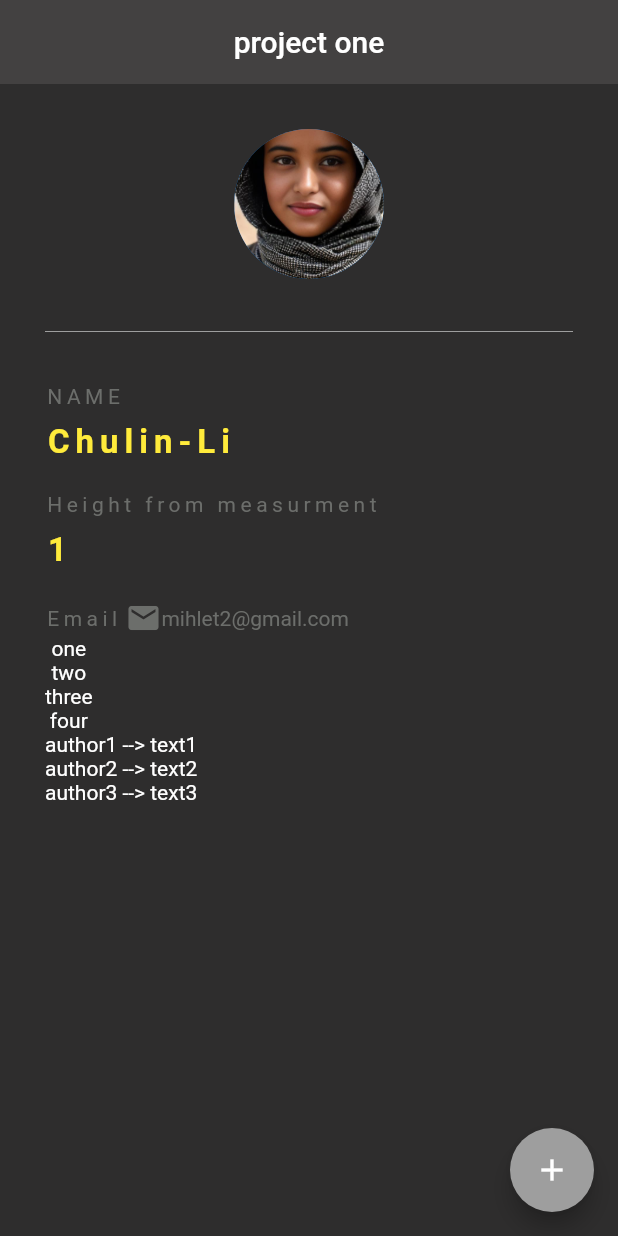
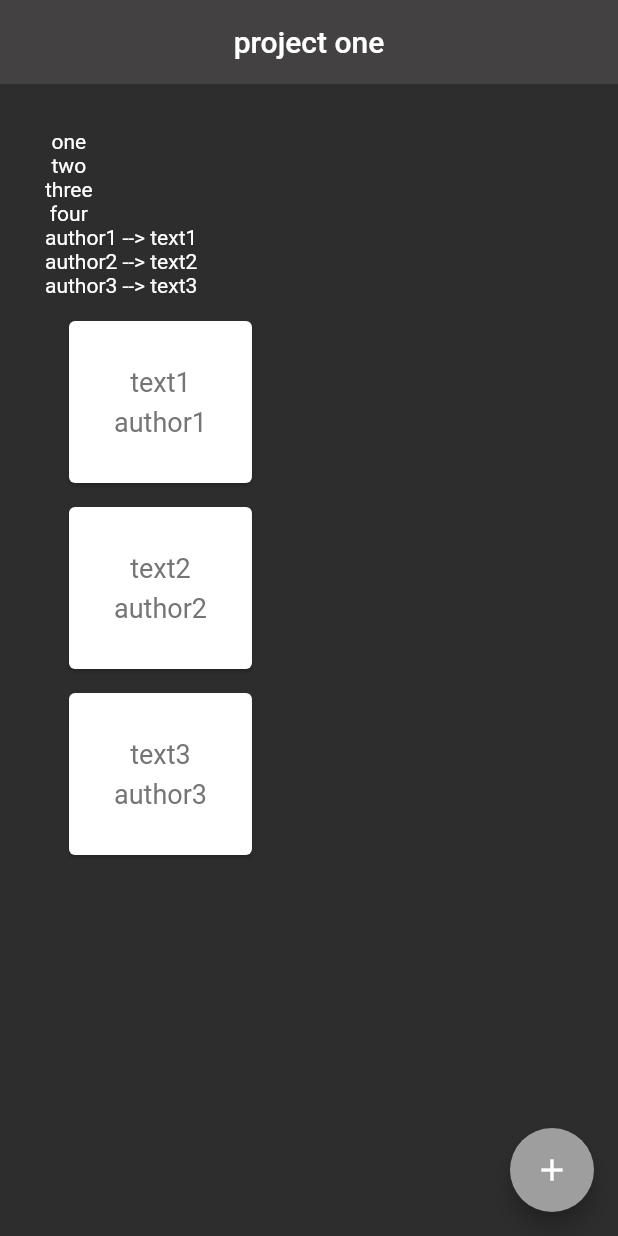
Before and after one commit to mihret1/mobileApp--flutter, a Flutter app: the screen it shows after launch, on a phone screen of 412 x 824 dp. Run offline on Flutter 3.47's test engine with Material 2 defaults, Android fonts, the phone set to English and light mode, and no system bars; missing offline and left inert: dart:html.

Commit message:
add card

```diff
--- a/flutter_application_1/lib/main.dart
+++ b/flutter_application_1/lib/main.dart
@@ -252,8 +252,41 @@ class _HomeState extends State<Home> {
     Qoute(text: 'text2', author: 'author2'),
     Qoute(text: 'text3', author: 'author3'),
 
+  ];
 
-  ];
+Widget quoteTemplate(quote){
+
+  return Card(
+    margin: EdgeInsets.fromLTRB(16, 16, 16, 0),
+    child: Padding(
+      padding: const EdgeInsets.all(30.0),
+      child: Column(
+        children: [
+          Text(quote.text,
+                style: TextStyle(
+                   fontSize: 18,
+                   color: Colors.grey[600]
+           ),
+           ),
+          SizedBox(height: 6,),
+
+          Text(quote.author,
+               style: TextStyle(
+                   fontSize: 18,
+                   color: Colors.grey[600]
+          ),
+          )
+
+        ],
+      ),
+    ),
+  );
+
+}
+
+
+
+
 
   @override
   Widget build(BuildContext context) {
@@ -280,70 +313,72 @@ class _HomeState extends State<Home> {
         child: Column(
           crossAxisAlignment: CrossAxisAlignment.start,
           children: <Widget>[
-            Center(
-              child: CircleAvatar(
-                backgroundImage: AssetImage('assets/fiverr.jpg'),
-                radius: 50,
-              ),
-            ),
-            Divider(color: Colors.grey,height: 70,),
-             Text(
-              'NAME',
-              style: TextStyle(
-                letterSpacing: 3,
-                color: Color.fromARGB(177, 135, 138, 134)
-              ),
-             ),
-             SizedBox(height: 10,),
-              Text(
-              'Chulin-Li',
-              style: TextStyle(
-                letterSpacing: 4,
-                color: Colors.yellow,
-                fontSize: 22,
-                fontWeight: FontWeight.bold,
-              ),
-             ),
-             SizedBox(height: 20,),
+            // Center(
+            //   child: CircleAvatar(
+            //     backgroundImage: AssetImage('assets/fiverr.jpg'),
+            //     radius: 50,
+            //   ),
+            // ),
+            // Divider(color: Colors.grey,height: 70,),
+            //  Text(
+            //   'NAME',
+            //   style: TextStyle(
+            //     letterSpacing: 3,
+            //     color: Color.fromARGB(177, 135, 138, 134)
+            //   ),
+            //  ),
+            //  SizedBox(height: 10,),
+            //   Text(
+            //   'Chulin-Li',
+            //   style: TextStyle(
+            //     letterSpacing: 4,
+            //     color: Colors.yellow,
+            //     fontSize: 22,
+            //     fontWeight: FontWeight.bold,
+            //   ),
+            //  ),
+            //  SizedBox(height: 20,),
 
-             Text(
-              'Height from measurment',
-              style: TextStyle(
-                letterSpacing: 3,
-                color: Color.fromARGB(177, 135, 138, 134)
-              ),
-             ),
-             SizedBox(height: 10,),
-              Text(
-              '$val',
-              style: TextStyle(
-                letterSpacing: 4,
-                color: Colors.yellow,
-                fontSize: 22,
-                fontWeight: FontWeight.bold,
-              ),
-             ),
-             SizedBox(height: 20,),
-             Row(
-              children: [
-                Text('Email',
-                style: TextStyle(
-                letterSpacing: 3,
-                color: Color.fromARGB(177, 135, 138, 134)
-              ),
-                ),
-                SizedBox(width: 4,),
-                Icon(Icons.mail,  color: Color.fromARGB(177, 135, 138, 134)
-              ),
-              Text('mihlet2@gmail.com',
-              style: TextStyle(
-                color: Color.fromARGB(177, 135, 138, 134)
-              ),)
-              ],
-             ),
+            //  Text(
+            //   'Height from measurment',
+            //   style: TextStyle(
+            //     letterSpacing: 3,
+            //     color: Color.fromARGB(177, 135, 138, 134)
+            //   ),
+            //  ),
+            //  SizedBox(height: 10,),
+            //   Text(
+            //   '$val',
+            //   style: TextStyle(
+            //     letterSpacing: 4,
+            //     color: Colors.yellow,
+            //     fontSize: 22,
+            //     fontWeight: FontWeight.bold,
+            //   ),
+            //  ),
+            //  SizedBox(height: 20,),
+            //  Row(
+            //   children: [
+            //     Text('Email',
+            //     style: TextStyle(
+            //     letterSpacing: 3,
+            //     color: Color.fromARGB(177, 135, 138, 134)
+            //   ),
+            //     ),
+            //     SizedBox(width: 4,),
+            //     Icon(Icons.mail,  color: Color.fromARGB(177, 135, 138, 134)
+            //   ),
+            //   Text('mihlet2@gmail.com',
+            //   style: TextStyle(
+            //     color: Color.fromARGB(177, 135, 138, 134)
+            //   ),)
+            //   ],
+            //  ),
 
              Column(children: name.map((e) => Text(e,style: TextStyle(color: Colors.white),)).toList() ),
-             Column(children: qute.map((e)=>Text('${e.author} --> ${e.text}',style: TextStyle(color: Colors.white))).toList())
+             Column(children: qute.map((e)=>Text('${e.author} --> ${e.text}',style: TextStyle(color: Colors.white))).toList()),
+             Column(children: qute.map((e) => quoteTemplate(e)).toList())
+
           ],
         ),
 
```
